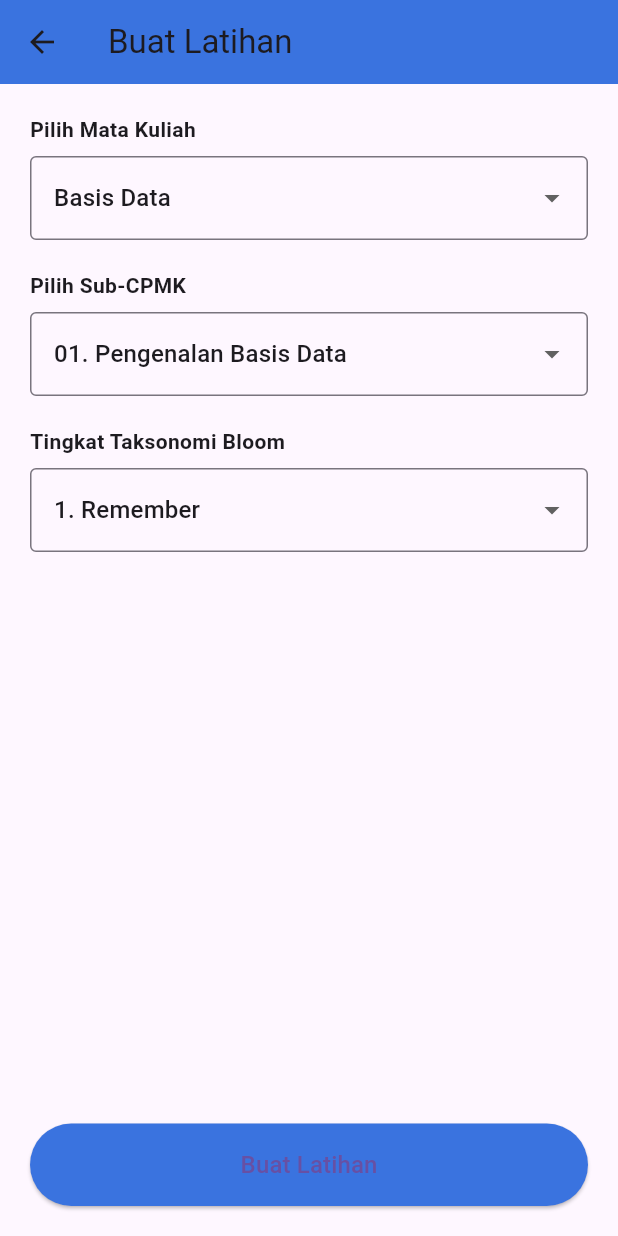
After one commit to NovanAndreans/quiz_analytic, a Flutter app: the CreateLatihanPage screen opened by its route, on a phone screen of 412 x 824 dp. The commit adds this screen. Run offline on Flutter 3.47's test engine with Material 3 defaults, Android fonts, the phone set to English and light mode, and no system bars; our stand-ins replace get.

Commit message:
create_latihan

```diff
--- /dev/null
+++ b/lib/Views/Latihan/create_latihan.dart
@@ -0,0 +1,98 @@
+import 'package:flutter/material.dart';
+
+class CreateLatihanPage extends StatelessWidget {
+  const CreateLatihanPage({super.key});
+
+  @override
+  Widget build(BuildContext context) {
+    final List<String> mataKuliahList = [
+      'Basis Data',
+      'Jaringan Komputer',
+      'Pemrograman Web',
+      'Keamanan Jaringan',
+    ];
+
+    final List<String> subCpmkList = [
+      '01. Pengenalan Basis Data',
+      '02. Model & Perancangan Basis Data',
+      '03. Structured Query Language (SQL)',
+    ];
+
+    final List<String> bloomList = [
+      '1. Remember',
+      '2. Understand',
+      '3. Apply',
+      '4. Analyze',
+      '5. Evaluate',
+      '6. Create',
+    ];
+
+    return Scaffold(
+      appBar: AppBar(
+        title: const Text("Buat Latihan"),
+        backgroundColor: const Color(0xFF3A73DF),
+      ),
+      body: Padding(
+        padding: const EdgeInsets.all(20.0),
+        child: Column(
+          crossAxisAlignment: CrossAxisAlignment.start,
+          children: [
+            const Text("Pilih Mata Kuliah", style: TextStyle(fontWeight: FontWeight.bold)),
+            const SizedBox(height: 8),
+            DropdownButtonFormField<String>(
+              decoration: const InputDecoration(border: OutlineInputBorder()),
+              value: mataKuliahList[0],
+              items: mataKuliahList.map((e) {
+                return DropdownMenuItem(value: e, child: Text(e));
+              }).toList(),
+              onChanged: (_) {},
+            ),
+
+            const SizedBox(height: 20),
+            const Text("Pilih Sub-CPMK", style: TextStyle(fontWeight: FontWeight.bold)),
+            const SizedBox(height: 8),
+            DropdownButtonFormField<String>(
+              decoration: const InputDecoration(border: OutlineInputBorder()),
+              value: subCpmkList[0],
+              items: subCpmkList.map((e) {
+                return DropdownMenuItem(value: e, child: Text(e));
+              }).toList(),
+              onChanged: (_) {},
+            ),
+
+            const SizedBox(height: 20),
+            const Text("Tingkat Taksonomi Bloom", style: TextStyle(fontWeight: FontWeight.bold)),
+            const SizedBox(height: 8),
+            DropdownButtonFormField<String>(
+              decoration: const InputDecoration(border: OutlineInputBorder()),
+              value: bloomList[0],
+              items: bloomList.map((e) {
+                return DropdownMenuItem(value: e, child: Text(e));
+              }).toList(),
+              onChanged: (_) {},
+            ),
+
+            const Spacer(),
+
+            SizedBox(
+              width: double.infinity,
+              child: ElevatedButton(
+                onPressed: () {
+                  // Navigasi atau aksi ketika tombol ditekan
+                },
+                style: ElevatedButton.styleFrom(
+                  backgroundColor: const Color(0xFF3A73DF),
+                  padding: const EdgeInsets.symmetric(vertical: 16),
+                ),
+                child: const Text(
+                  "Buat Latihan",
+                  style: TextStyle(fontSize: 16),
+                ),
+              ),
+            )
+          ],
+        ),
+      ),
+    );
+  }
+}
--- a/lib/Views/Latihan/latihan.dart
+++ b/lib/Views/Latihan/latihan.dart
@@ -99,7 +99,7 @@ class LatihanPage extends StatelessWidget {
               // ➕ Buat Kuis Baru
               ElevatedButton.icon(
                 onPressed: () {
-                  // Get.toNamed('/buat-kuis');
+                  Get.toNamed('/create-latihan');
                 },
                 style: ElevatedButton.styleFrom(
                   backgroundColor: const Color(0xFF387FFF),
--- a/lib/routes.dart
+++ b/lib/routes.dart
@@ -2,6 +2,7 @@ import 'package:get/get.dart';
 import 'Views/Guest/login_page.dart';
 import 'Views/Guest/register_page.dart';
 import 'Views/Guest/splash_page.dart';
+import 'Views/Latihan/create_latihan.dart';
 import 'Views/Latihan/latihan.dart';
 import 'Views/Latihan/latihan_detail.dart';
 import 'Views/Latihan/latihan_evaluasi.dart';
@@ -25,4 +26,5 @@ final appRoutes = [
   GetPage(name: '/latihan', page: () => LatihanPage()),
   GetPage(name: '/latihan-detail', page: () => LatihanDetail()),
   GetPage(name: '/latihan-evaluasi', page: () => LatihanEvaluasi()),
+  GetPage(name: '/create-latihan', page: () => CreateLatihanPage()),
 ];
```
